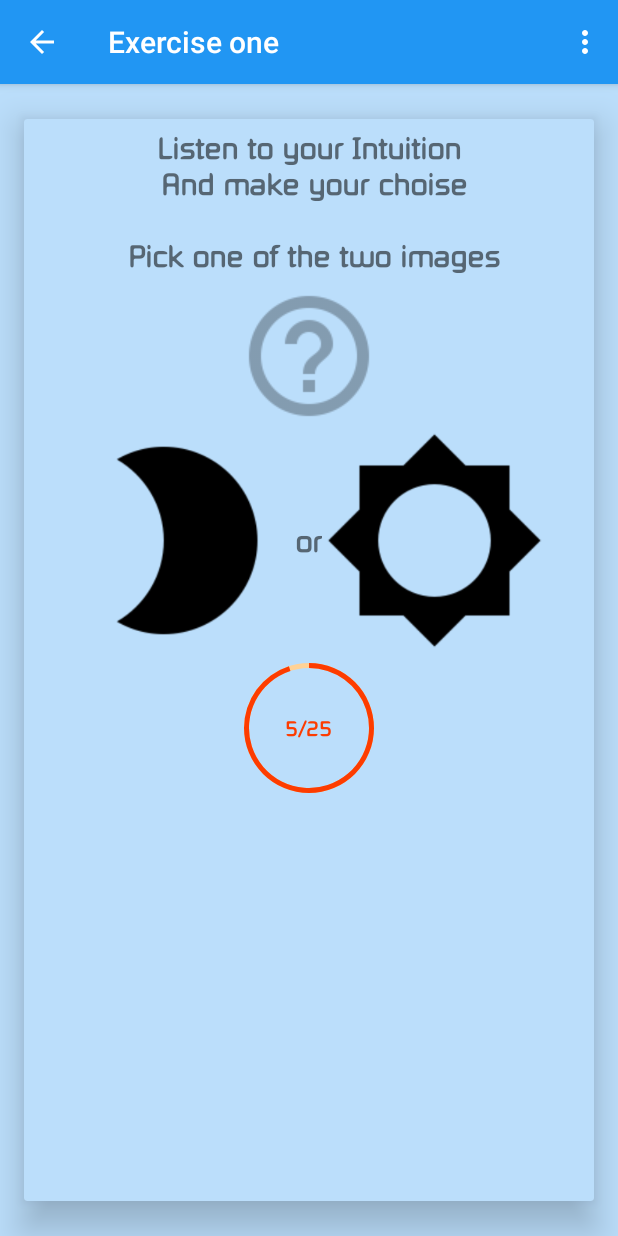
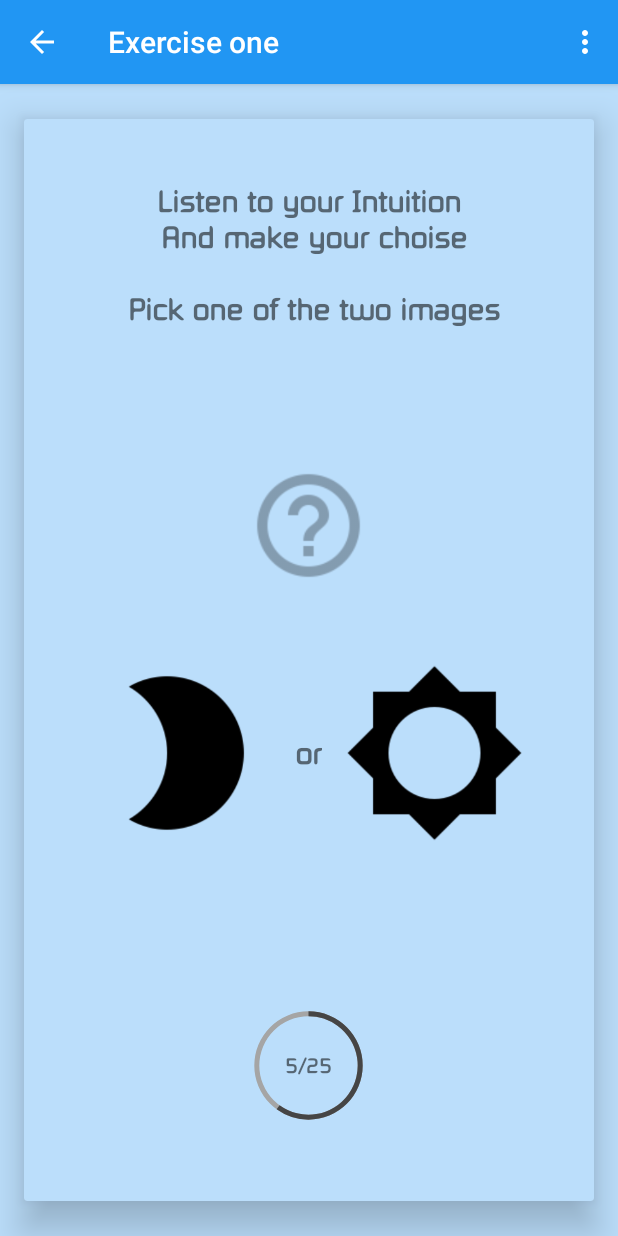
Before and after one commit to RomanTuras/TestIntuition, an Android app: the fragment FragExerciseOne placed in its activity, on a phone screen of 412 x 824 dp. Run offline under Robolectric (Android 15) with nearby library versions, the phone set to English and light mode, and no system bars.

Commit message:
Finished with markup of layout First Exercise

```diff
--- a/app/src/main/java/ua/com/spasetv/testintuitions/FragExerciseOne.java
+++ b/app/src/main/java/ua/com/spasetv/testintuitions/FragExerciseOne.java
@@ -3,9 +3,12 @@ package ua.com.spasetv.testintuitions;
 import android.app.Activity;
 import android.os.Bundle;
 import android.support.v4.app.Fragment;
+import android.support.v7.widget.CardView;
 import android.view.LayoutInflater;
 import android.view.View;
 import android.view.ViewGroup;
+import android.widget.ImageView;
+import android.widget.ProgressBar;
 
 import ua.com.spasetv.testintuitions.tools.DisplayMetrics;
 import ua.com.spasetv.testintuitions.tools.ExTextView;
@@ -16,6 +19,7 @@ public class FragExerciseOne extends Fragment
 
     private Activity activity;
     private MainActivity mainActivity;
+    CardView cardExOne;
 
     @Override
     public void onAttach(Activity activity){
@@ -26,22 +30,44 @@ public class FragExerciseOne extends Fragment
 
     public View onCreateView(LayoutInflater inflater, ViewGroup viewGroup,
                              Bundle saveInstanceState){
+
+        float textSize = new DisplayMetrics(getActivity().getWindowManager()).getSizeTitle();
+        int widthImage = new DisplayMetrics(getActivity().getWindowManager()).getWidthImage();
+
         View view = inflater.inflate(R.layout.fragment_exercise_one, null);
+
         ExTextView textExOneHead = (ExTextView) view.findViewById(R.id.textExOneHead);
         ExTextView textExOneOr = (ExTextView) view.findViewById(R.id.textExOneOr);
-
-        float textSize = new DisplayMetrics(getActivity().getWindowManager()).getSizeTitle();
-
         textExOneHead.setTextSize(textSize);
         textExOneOr.setTextSize(textSize);
 
-        if(getActivity()!=null){
-            mainActivity = (MainActivity) getActivity();
-        }
+        ImageView imgExOneQuestion = (ImageView) view.findViewById(R.id.imgExOneQuestion);
+        imgExOneQuestion.getLayoutParams().width = widthImage;
+        imgExOneQuestion.getLayoutParams().height = widthImage;
+
+        ImageView imgExOneMoon = (ImageView) view.findViewById(R.id.imgExOneMoon);
+        imgExOneMoon.getLayoutParams().height = widthImage + widthImage/2;
+        imgExOneMoon.getLayoutParams().height = widthImage + widthImage/2;
+
+        ImageView imgExOneSun = (ImageView) view.findViewById(R.id.imgExOneSun);
+        imgExOneSun.getLayoutParams().height = widthImage + widthImage/2;
+        imgExOneSun.getLayoutParams().height = widthImage + widthImage/2;
+
+        ProgressBar progressBarExOne = (ProgressBar) view.findViewById(R.id.progressBarExOne);
+        progressBarExOne.getLayoutParams().width = widthImage;
+        progressBarExOne.getLayoutParams().height = widthImage;
+
+        mainActivity = (MainActivity) getActivity();
 
         restoreActionBar();
 
         return view;
+    }
+
+    @Override
+    public void onStart() {
+        super.onStart();
+
     }
 
     private void restoreActionBar() {
--- a/app/src/main/res/drawable/circle_progress.xml
+++ b/app/src/main/res/drawable/circle_progress.xml
@@ -10,8 +10,8 @@
 
         <gradient
             android:angle="0"
-            android:endColor="#fd3c00"
-            android:startColor="#fd3c00"
+            android:endColor="@color/colorDarkGray"
+            android:startColor="@color/colorDarkGray"
             android:type="sweep"
             android:useLevel="false" />
     </shape>
--- a/app/src/main/res/drawable/circle_shape.xml
+++ b/app/src/main/res/drawable/circle_shape.xml
@@ -6,6 +6,6 @@
     android:thickness="3dp"
     android:useLevel="false">
 
-    <solid android:color="#FFD296" />
+    <solid android:color="@color/colorLightGray" />
 
 </shape>
--- a/app/src/main/res/layout/fragment_exercise_one.xml
+++ b/app/src/main/res/layout/fragment_exercise_one.xml
@@ -21,15 +21,19 @@
         cardView:cardBackgroundColor="@color/colorPrimaryBackground"
         cardView:cardCornerRadius="2dp" >
 
-        <ScrollView
+
+
+        <LinearLayout
             android:layout_width="match_parent"
-            android:layout_height="match_parent">
+            android:layout_height="match_parent"
+            android:orientation="vertical" >
 
-            <LinearLayout
-                android:layout_width="match_parent"
-                android:layout_height="match_parent"
-                android:orientation="vertical"
-                android:gravity="center_horizontal">
+                <LinearLayout
+                    android:orientation="horizontal"
+                    android:layout_width="match_parent"
+                    android:layout_height="match_parent"
+                    android:layout_weight="1"
+                    android:gravity="center_vertical|center_horizontal">
 
                 <ua.com.spasetv.testintuitions.tools.ExTextView
                     android:layout_width="match_parent"
@@ -43,15 +47,31 @@
                     android:text="@string/textExOneHead"
                     android:id="@+id/textExOneHead"
                     android:gravity="center_horizontal" />
+                </LinearLayout>
+
+            <LinearLayout
+                android:orientation="horizontal"
+                android:layout_width="match_parent"
+                android:layout_height="match_parent"
+                android:layout_weight="1"
+                android:gravity="center_vertical|center_horizontal">
 
                 <ImageView
                     android:layout_width="wrap_content"
                     android:layout_height="wrap_content"
-                    android:id="@+id/imageView"
-                    android:layout_gravity="center_horizontal"
+                    android:id="@+id/imgExOneQuestion"
+                    android:layout_gravity="center"
                     android:src="@drawable/ic_help_outline_black_24dp"
                     android:alpha="0.3"
                     android:adjustViewBounds="true" />
+                </LinearLayout>
+
+            <LinearLayout
+                android:orientation="horizontal"
+                android:layout_width="match_parent"
+                android:layout_height="match_parent"
+                android:layout_weight="1"
+                android:gravity="center_vertical|center_horizontal">
 
                 <LinearLayout
                     android:orientation="horizontal"
@@ -64,7 +84,8 @@
                         android:layout_width="150dp"
                         android:layout_height="150dp"
                         android:src="@drawable/ic_brightness_2_black_48dp"
-                        android:id="@+id/imageView4" />
+                        android:id="@+id/imgExOneMoon"
+                        android:layout_weight="0" />
 
                     <ua.com.spasetv.testintuitions.tools.ExTextView
                         android:layout_width="wrap_content"
@@ -75,14 +96,25 @@
                         android:longClickable="false"
                         android:text="@string/textExOneOr"
                         android:id="@+id/textExOneOr"
-                        android:gravity="center_horizontal" />
+                        android:gravity="center_vertical|center_horizontal"
+                        android:layout_weight="0"
+                        android:maxLines="1" />
 
                     <ImageView
                         android:layout_width="150dp"
                         android:layout_height="150dp"
                         android:src="@drawable/ic_brightness_5_black_48dp"
-                        android:id="@+id/imageView5" />
+                        android:id="@+id/imgExOneSun"
+                        android:layout_weight="0" />
                 </LinearLayout>
+                </LinearLayout>
+
+            <LinearLayout
+                android:orientation="horizontal"
+                android:layout_width="match_parent"
+                android:layout_height="match_parent"
+                android:layout_weight="1"
+                android:gravity="center_vertical|center_horizontal">
 
                 <FrameLayout
                     android:id="@+id/frame"
@@ -98,7 +130,7 @@
                         android:background="@drawable/circle_shape"
                         style="?android:attr/progressBarStyleHorizontal"
                         android:max="100"
-                        android:progress="95" />
+                        android:progress="60" />
 
                     <ua.com.spasetv.testintuitions.tools.ExTextView
                         android:layout_width="wrap_content"
@@ -107,16 +139,15 @@
                         android:focusable="false"
                         android:focusableInTouchMode="false"
                         android:longClickable="false"
-                        android:textColor="#fd3c00"
                         android:text="5/25"
                         android:id="@+id/textExOneProgress"
                         android:gravity="center_horizontal"
                         android:layout_gravity="center"/>
                 </FrameLayout>
+                </LinearLayout>
+        </LinearLayout>
 
-            </LinearLayout>
 
-        </ScrollView>
 
     </android.support.v7.widget.CardView>
 
--- a/app/src/main/res/values/colors.xml
+++ b/app/src/main/res/values/colors.xml
@@ -9,4 +9,7 @@
     <color name="colorExTwoBackground">#1CE8B5</color>
     <color name="colorExThreeBackground">#E5ED9C</color>
     <color name="colorStatisticBackground">#E1FFBF</color>
+
+    <color name="colorLightGray">#a5a5a5</color>
+    <color name="colorDarkGray">#454545</color>
 </resources>
```
